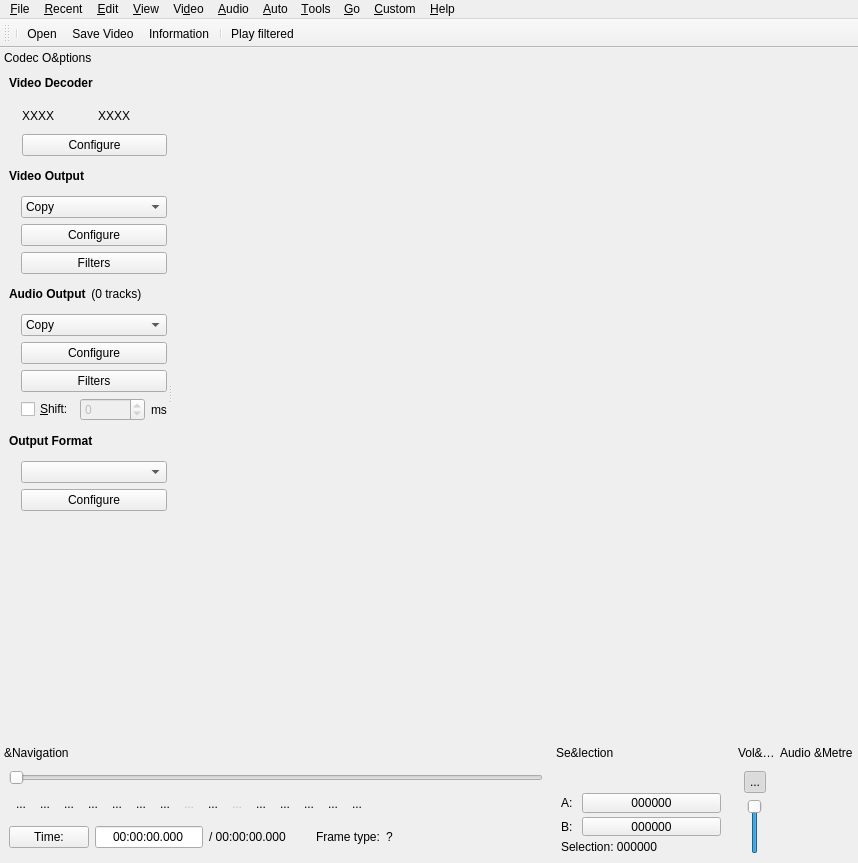
Old version of the form avidemux/qt4/ADM_userInterfaces/ADM_gui/gui2.ui in the repository mean00/avidemux2.
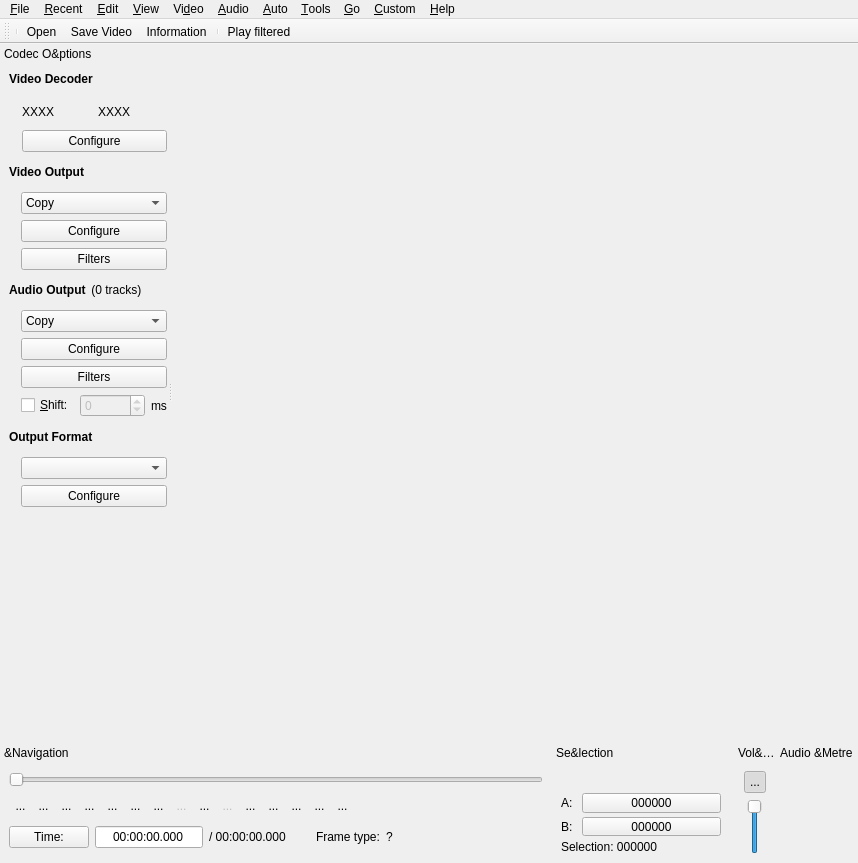
New version of the form. Icons and pictures are not drawn. Custom widgets are drawn as their Qt base class.

```diff
--- a/avidemux/qt4/ADM_userInterfaces/ADM_gui/gui2.ui
+++ b/avidemux/qt4/ADM_userInterfaces/ADM_gui/gui2.ui
@@ -188,6 +188,9 @@
    <property name="contextMenuPolicy">
     <enum>Qt::PreventContextMenu</enum>
    </property>
+   <property name="styleSheet">
+    <string notr="true">QToolButton{border: none;margin-left:2px;margin-right:2px;}</string>
+   </property>
    <property name="orientation">
     <enum>Qt::Horizontal</enum>
    </property>
@@ -878,7 +881,7 @@
    </property>
    <property name="minimumSize">
     <size>
-     <width>453</width>
+     <width>502</width>
      <height>120</height>
     </size>
    </property>
@@ -978,6 +981,11 @@
            <property name="whatsThis">
             <string/>
            </property>
+           <property name="styleSheet">
+            <string notr="true">border: none;
+margin-left:2px;
+margin-right:2px;</string>
+           </property>
            <property name="text">
             <string>...</string>
            </property>
@@ -1001,6 +1009,11 @@
            <property name="toolTip">
             <string>Go to previous frame [LEFT]</string>
            </property>
+           <property name="styleSheet">
+            <string notr="true">border: none;
+margin-left:2px;
+margin-right:2px;</string>
+           </property>
            <property name="text">
             <string>...</string>
            </property>
@@ -1024,6 +1037,11 @@
            <property name="toolTip">
             <string>Go to next frame [RIGHT]</string>
            </property>
+           <property name="styleSheet">
+            <string notr="true">border: none;
+margin-left:2px;
+margin-right:2px;</string>
+           </property>
            <property name="text">
             <string>...</string>
            </property>
@@ -1047,6 +1065,11 @@
            <property name="toolTip">
             <string>Go to previous keyframe [DOWN]</string>
            </property>
+           <property name="styleSheet">
+            <string notr="true">border: none;
+margin-left:2px;
+margin-right:2px;</string>
+           </property>
            <property name="text">
             <string>...</string>
            </property>
@@ -1070,6 +1093,11 @@
            <property name="toolTip">
             <string>Go to next keyframe [UP]</string>
            </property>
+           <property name="styleSheet">
+            <string notr="true">border: none;
+margin-left:2px;
+margin-right:2px;</string>
+           </property>
            <property name="text">
             <string>...</string>
            </property>
@@ -1093,6 +1121,11 @@
            <property name="toolTip">
             <string>Set start marker [CTRL+PAGEUP]</string>
            </property>
+           <property name="styleSheet">
+            <string notr="true">border: none;
+margin-left:2px;
+margin-right:2px;</string>
+           </property>
            <property name="text">
             <string>...</string>
            </property>
@@ -1116,6 +1149,11 @@
            <property name="toolTip">
             <string>Set end marker [CTRL+PAGEDOWN]</string>
            </property>
+           <property name="styleSheet">
+            <string notr="true">border: none;
+margin-left:2px;
+margin-right:2px;</string>
+           </property>
            <property name="text">
             <string>...</string>
            </property>
@@ -1142,6 +1180,11 @@
            <property name="toolTip">
             <string>Go to previous cut point [SHIFT+DOWN]</string>
            </property>
+           <property name="styleSheet">
+            <string notr="true">border: none;
+margin-left:2px;
+margin-right:2px;</string>
+           </property>
            <property name="text">
             <string>...</string>
            </property>
@@ -1165,6 +1208,11 @@
            <property name="toolTip">
             <string>Go to next cut point [SHIFT+UP]</string>
            </property>
+           <property name="styleSheet">
+            <string notr="true">border: none;
+margin-left:2px;
+margin-right:2px;</string>
+           </property>
            <property name="text">
             <string>...</string>
            </property>
@@ -1190,6 +1238,11 @@
            <property name="toolTip">
             <string>Search previous black frame</string>
            </property>
+           <property name="styleSheet">
+            <string notr="true">border: none;
+margin-left:2px;
+margin-right:2px;</string>
+           </property>
            <property name="text">
             <string>...</string>
            </property>
@@ -1213,6 +1266,11 @@
            <property name="toolTip">
             <string>Search next black frame</string>
            </property>
+           <property name="styleSheet">
+            <string notr="true">border: none;
+margin-left:2px;
+margin-right:2px;</string>
+           </property>
            <property name="text">
             <string>...</string>
            </property>
@@ -1236,6 +1294,11 @@
            <property name="toolTip">
             <string>Go to first frame [HOME]</string>
            </property>
+           <property name="styleSheet">
+            <string notr="true">border: none;
+margin-left:2px;
+margin-right:2px;</string>
+           </property>
            <property name="text">
             <string>...</string>
            </property>
@@ -1259,6 +1322,11 @@
            <property name="toolTip">
             <string>Go to last frame [END]</string>
            </property>
+           <property name="styleSheet">
+            <string notr="true">border: none;
+margin-left:2px;
+margin-right:2px;</string>
+           </property>
            <property name="text">
             <string>...</string>
            </property>
@@ -1282,6 +1350,11 @@
            <property name="toolTip">
             <string>Backward one minute [CTRL+DOWN]</string>
            </property>
+           <property name="styleSheet">
+            <string notr="true">border: none;
+margin-left:2px;
+margin-right:2px;</string>
+           </property>
            <property name="text">
             <string>...</string>
            </property>
@@ -1308,6 +1381,11 @@
            <property name="accessibleDescription">
             <string>Forward one minute</string>
            </property>
+           <property name="styleSheet">
+            <string notr="true">border: none;
+margin-left:2px;
+margin-right:2px;</string>
+           </property>
            <property name="text">
             <string>...</string>
            </property>
```
Left out of the diff: 62 changed lines with no effect on the pictures.
